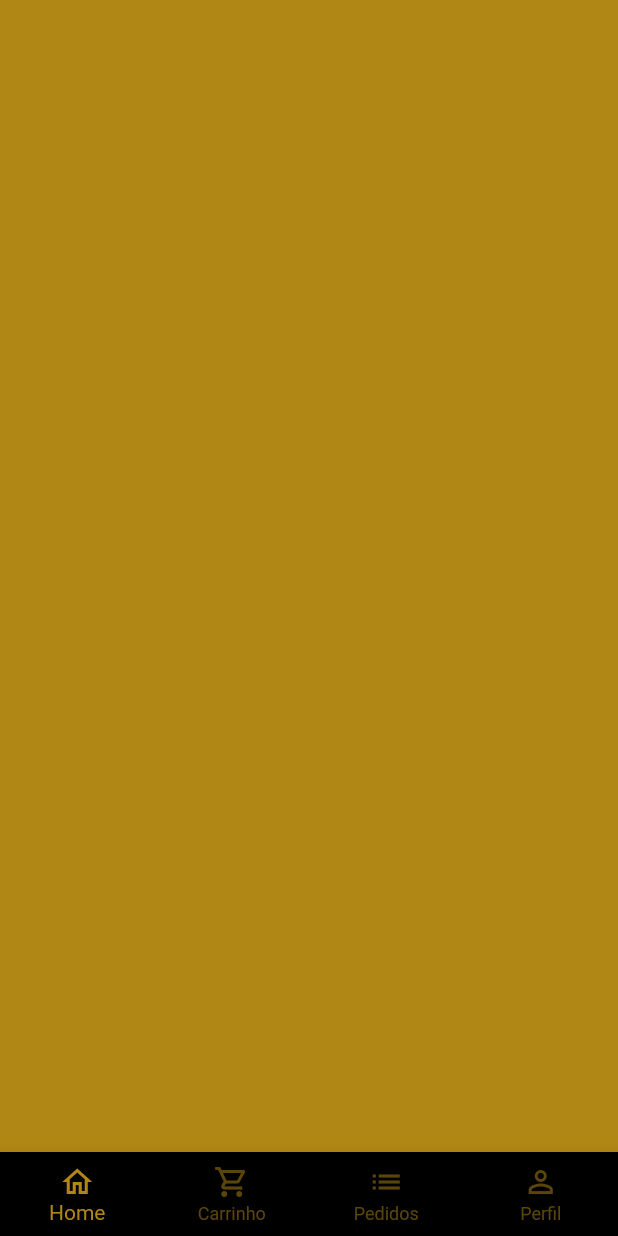
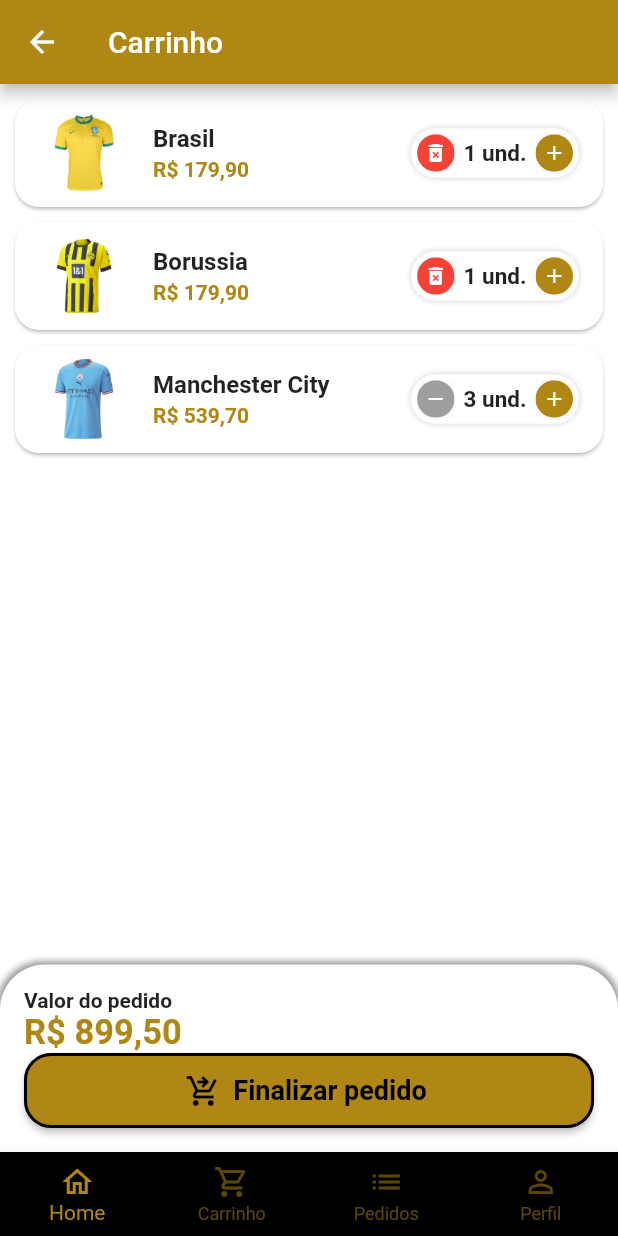
Before and after one commit to ValterNoleto/My_Sport, a Flutter app: the BaseScreen screen opened directly, swiped to page 2, on a phone screen of 412 x 824 dp. Run offline on Flutter 3.47's test engine with Material 2 defaults, Android fonts, the phone set to English and light mode, and no system bars; our stand-ins replace animated_text_kit, badges, mask_text_input_formatter.

Commit message:
progression app

```diff
--- a/lib/src/config/app_data.dart
+++ b/lib/src/config/app_data.dart
@@ -1,3 +1,4 @@
+import 'package:my_sport/src/models/cart_item_model.dart';
 import 'package:my_sport/src/models/item_model.dart';
 
 ItemModel brasil = ItemModel(
@@ -21,32 +22,28 @@
     imgUrl: 'assets/shirts/city.png',
     price: 179.90,
     itemName: 'Manchester City',
-  unity: 'und.'
-);
+    unity: 'und.');
 
 ItemModel flamengo = ItemModel(
     description: 'Camisa do Flamengo 2022',
     imgUrl: 'assets/shirts/flamengo.png',
     price: 179.90,
     itemName: 'Flamengo',
-  unity: 'und.'
-);
+    unity: 'und.');
 
 ItemModel santos = ItemModel(
     description: 'Camisa do Santos 2022',
     imgUrl: 'assets/shirts/santos.png',
     price: 179.90,
     itemName: 'Santos',
-  unity: 'und.'
-);
+    unity: 'und.');
 
 ItemModel vasco = ItemModel(
     description: 'Camisa do Vasco 2022',
     imgUrl: 'assets/shirts/vasco.png',
     price: 179.90,
     itemName: 'Vasco',
-  unity: 'und.'
-);
+    unity: 'und.');
 
 List<ItemModel> items = [
   brasil,
@@ -63,3 +60,18 @@
   'Tênis',
   'Acessórios',
 ];
+
+List<CartItemModel> cartItems = [
+  CartItemModel(
+    item: brasil,
+    quantity: 1,
+  ),
+  CartItemModel(
+    item: borussia,
+    quantity: 1,
+  ),
+  CartItemModel(
+    item: city,
+    quantity: 3,
+  ),
+];
--- /dev/null
+++ b/lib/src/models/cart_item_model.dart
@@ -0,0 +1,14 @@
+import 'package:my_sport/src/models/item_model.dart';
+
+class CartItemModel {
+  ItemModel item;
+  int quantity;
+
+  CartItemModel({
+    required this.item,
+    required this.quantity,
+  });
+
+  double totalPrice() => item.price * quantity;
+
+}
--- a/lib/src/pages/base/base_screen.dart
+++ b/lib/src/pages/base/base_screen.dart
@@ -1,7 +1,7 @@
 import 'package:flutter/material.dart';
 import 'package:my_sport/src/config/custom_colors.dart';
+import 'package:my_sport/src/pages/cart/cart_tab.dart';
 import '../home/home_tab.dart';
-
 
 class BaseScreen extends StatefulWidget {
   const BaseScreen({Key? key}) : super(key: key);
@@ -22,7 +22,7 @@
         controller: pageController,
         children: [
           const HomeTab(),
-          Container(color: CustomColors.customSwatchColor),
+          CartTab(),
           Container(color: CustomColors.customSwatchColor),
           Container(color: CustomColors.customSwatchColor),
         ],
--- /dev/null
+++ b/lib/src/pages/cart/cart_tab.dart
@@ -0,0 +1,173 @@
+import 'package:flutter/material.dart';
+import 'package:my_sport/src/config/custom_colors.dart';
+import 'package:my_sport/src/models/cart_item_model.dart';
+import 'package:my_sport/src/pages/cart/components/cart_tile.dart';
+import 'package:my_sport/src/services/utils_services.dart';
+import 'package:my_sport/src/config/app_data.dart' as app_data;
+
+class CartTab extends StatefulWidget {
+  const CartTab({Key? key}) : super(key: key);
+
+  @override
+  State<CartTab> createState() => _CartTabState();
+}
+
+class _CartTabState extends State<CartTab> {
+  final UtilsServices utilsServices = UtilsServices();
+
+  void removeItemFromCard(CartItemModel cartItem) {
+    setState(() {
+      app_data.cartItems.remove(cartItem);
+    });
+  }
+
+  double cartTotalPrice() {
+    double total = 0;
+    for (var item in app_data.cartItems) {
+      total += item.totalPrice();
+    }
+    return total;
+  }
+
+  @override
+  Widget build(BuildContext context) {
+    return Scaffold(
+      appBar: AppBar(
+        title: const Text(
+          'Carrinho',
+        ),
+      ),
+      body: Column(
+        children: [
+          //Cart items list
+          Expanded(
+            child: ListView.builder(
+              itemCount: app_data.cartItems.length,
+              itemBuilder: (_, index) {
+                return CartTile(
+                  cartItem: app_data.cartItems[index],
+                  remove: removeItemFromCard,
+                );
+              },
+            ),
+          ),
+
+          //Total and checkout button
+          Container(
+            padding: const EdgeInsets.all(16),
+            decoration: BoxDecoration(
+              color: Colors.white,
+              borderRadius: const BorderRadius.vertical(
+                top: Radius.circular(30),
+              ),
+              boxShadow: [
+                BoxShadow(
+                  color: Colors.grey.shade500,
+                  blurRadius: 3,
+                  spreadRadius: 2,
+                ),
+              ],
+            ),
+            child: Column(
+              crossAxisAlignment: CrossAxisAlignment.stretch,
+              children: [
+                const Text(
+                  'Valor do pedido',
+                  style: TextStyle(
+                    fontSize: 14,
+                    fontWeight: FontWeight.bold,
+                  ),
+                ),
+                Text(
+                  utilsServices.priceToCurrency(cartTotalPrice()),
+                  style: TextStyle(
+                    fontSize: 23,
+                    color: CustomColors.customSwatchColor,
+                    fontWeight: FontWeight.bold,
+                  ),
+                ),
+                SizedBox(
+                  height: 50,
+                  child: ElevatedButton.icon(
+                    style: ElevatedButton.styleFrom(
+                      primary: CustomColors.customSwatchColor,
+                      shape: RoundedRectangleBorder(
+                        borderRadius: BorderRadius.circular(
+                          18,
+                        ),
+                        side: const BorderSide(
+                          width: 2,
+                          color: Colors.black,
+                        ),
+                      ),
+                    ),
+                    onPressed: () async {
+                      bool? result = await showOrderConfirmation();
+
+                      print(result);
+                    },
+                    label: const Text(
+                      'Finalizar pedido',
+                      style: TextStyle(
+                        fontSize: 18,
+                        fontWeight: FontWeight.bold,
+                        color: Colors.black,
+                      ),
+                    ),
+                    icon: const Icon(
+                      Icons.shopping_cart_checkout,
+                      color: Colors.black,
+                    ),
+                  ),
+                ),
+              ],
+            ),
+          ),
+        ],
+      ),
+    );
+  }
+
+  Future<bool?> showOrderConfirmation() {
+    return showDialog<bool>(
+      context: context,
+      builder: (context) {
+        return AlertDialog(
+          shape: RoundedRectangleBorder(
+            borderRadius: BorderRadius.circular(20),
+          ),
+          title: const Text('Confirmação'),
+          content: const Text('Deseja concluir o pedido?'),
+          actions: [
+            TextButton(
+              onPressed: () {
+                Navigator.of(context).pop(false);
+              },
+              child: const Text('Não'),
+            ),
+            ElevatedButton(
+              style: ElevatedButton.styleFrom(
+                shape: RoundedRectangleBorder(
+                  borderRadius: BorderRadius.circular(20),
+                  side: const BorderSide(
+                    width: 2,
+                    color: Colors.black,
+                  ),
+                ),
+              ),
+              onPressed: () {
+                Navigator.of(context).pop(true);
+              },
+              child: const Text(
+                'Sim',
+                style: TextStyle(
+                  color: Colors.black,
+                ),
+              ),
+            ),
+          ],
+        );
+      },
+    );
+  }
+}
--- /dev/null
+++ b/lib/src/pages/cart/components/cart_tile.dart
@@ -0,0 +1,75 @@
+import 'package:flutter/material.dart';
+import 'package:my_sport/src/config/custom_colors.dart';
+import 'package:my_sport/src/models/cart_item_model.dart';
+import 'package:my_sport/src/pages/commom_widgets/quantity_widget.dart';
+import 'package:my_sport/src/services/utils_services.dart';
+
+class CartTile extends StatefulWidget {
+  final CartItemModel cartItem;
+  final Function(CartItemModel) remove;
+
+  const CartTile({
+    Key? key,
+    required this.cartItem,
+    required this.remove,
+  }) : super(key: key);
+
+  @override
+  State<CartTile> createState() => _CartTileState();
+}
+
+class _CartTileState extends State<CartTile> {
+  final UtilsServices utilsServices = UtilsServices();
+
+  @override
+  Widget build(BuildContext context) {
+    return Card(
+      margin: const EdgeInsets.fromLTRB(10, 10, 10, 0),
+      shape: RoundedRectangleBorder(
+        borderRadius: BorderRadius.circular(16),
+      ),
+      child: ListTile(
+        //Image
+        leading: Image.asset(
+          widget.cartItem.item.imgUrl,
+          height: 60,
+          width: 60,
+        ),
+        //Title
+        title: Text(
+          widget.cartItem.item.itemName,
+          style: const TextStyle(
+            fontWeight: FontWeight.bold,
+          ),
+        ),
+        //Total
+        subtitle: Text(
+          utilsServices.priceToCurrency(
+            widget.cartItem.totalPrice(),
+          ),
+          style: TextStyle(
+            color: CustomColors.customSwatchColor,
+            fontWeight: FontWeight.bold,
+          ),
+        ),
+
+        //Quantity
+        trailing: QuantityWidget(
+          value: widget.cartItem.quantity,
+          suffixText: widget.cartItem.item.unity,
+          result: (quantity) {
+            setState(() {
+              widget.cartItem.quantity = quantity;
+
+              //Cart item remover
+              if (quantity == 0) {
+                widget.remove(widget.cartItem);
+              }
+            });
+          },
+          isRemovable: true,
+        ),
+      ),
+    );
+  }
+}
--- a/lib/src/pages/commom_widgets/quantity_widgets.dart
+++ b/lib/src/pages/commom_widgets/quantity_widget.dart
@@ -1,16 +1,18 @@
 import 'package:flutter/material.dart';
 import 'package:my_sport/src/config/custom_colors.dart';
 
-class QuantityWidgets extends StatelessWidget {
+class QuantityWidget extends StatelessWidget {
   final int value;
   final String suffixText;
   final Function(int quantity) result;
+  final bool isRemovable;
 
-  const QuantityWidgets({
+  const QuantityWidget({
     Key? key,
     required this.value,
     required this.suffixText,
     required this.result,
+    this.isRemovable = false,
   }) : super(key: key);
 
   @override
@@ -29,12 +31,14 @@
         ],
       ),
       child: Row(
+        mainAxisSize: MainAxisSize.min,
         children: [
           _QuantityButton(
-            icon: Icons.remove,
-            color: Colors.grey,
+            icon:
+                !isRemovable || value > 1 ? Icons.remove : Icons.delete_forever,
+            color: !isRemovable || value > 1 ? Colors.grey : Colors.red,
             onPressed: () {
-              if (value == 1) return;
+              if (value == 1 && !isRemovable) return;
 
               int resultCount = value - 1;
               result(resultCount);
--- a/lib/src/pages/product/product_screen.dart
+++ b/lib/src/pages/product/product_screen.dart
@@ -1,11 +1,11 @@
 import 'package:flutter/material.dart';
 import 'package:my_sport/src/config/custom_colors.dart';
 import 'package:my_sport/src/models/item_model.dart';
-import 'package:my_sport/src/pages/commom_widgets/quantity_widgets.dart';
+import 'package:my_sport/src/pages/commom_widgets/quantity_widget.dart';
 import 'package:my_sport/src/services/utils_services.dart';
 
 class ProductScreen extends StatefulWidget {
-  ProductScreen({
+  const ProductScreen({
     Key? key,
     required this.item,
   }) : super(key: key);
@@ -69,7 +69,7 @@
                               ),
                             ),
                           ),
-                          QuantityWidgets(
+                          QuantityWidget(
                             value: cartItemQuantity,
                             suffixText: widget.item.unity,
                             result: (quantity) {
```
Lines whose indentation alone changed are shown as unchanged.
